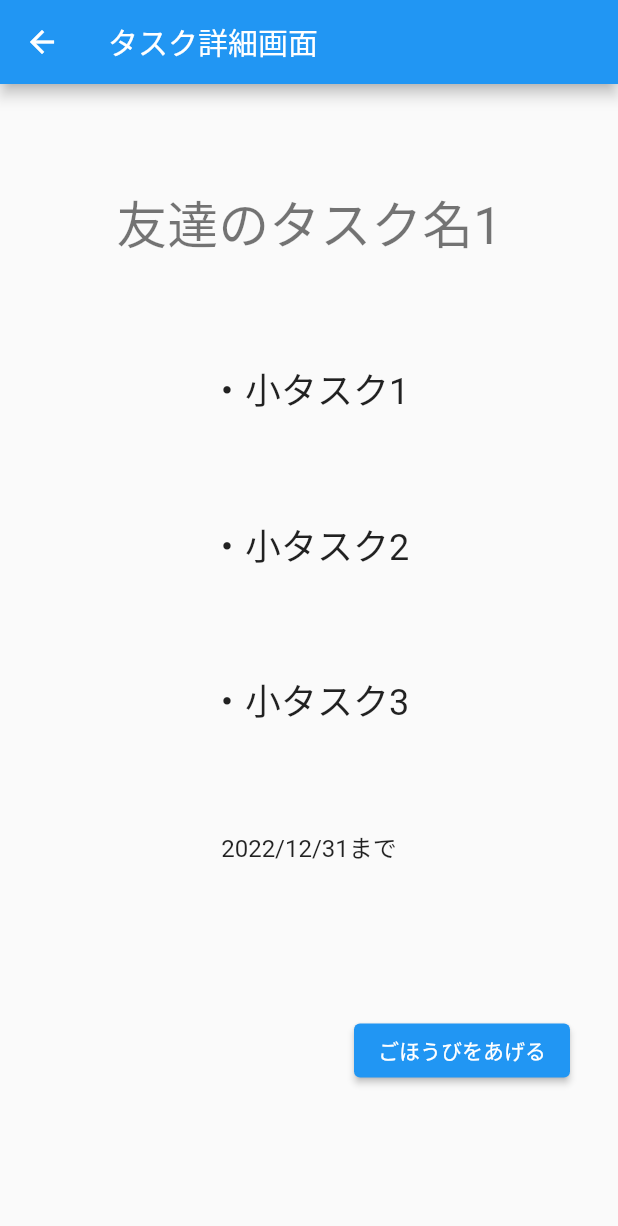
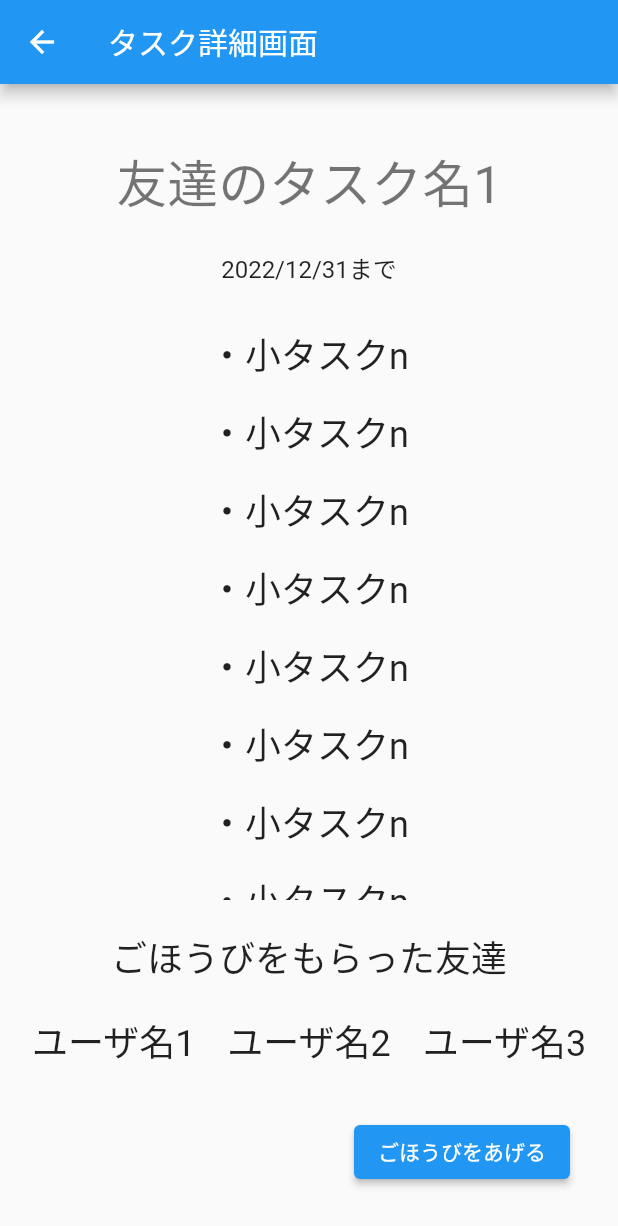
Before and after one commit to momomomo111/friend_task_share, a Flutter app: the DetailScreen screen opened by its route, on a phone screen of 412 x 824 dp. Shown: the top 1226 px of the screen. Run offline on Flutter 3.47's test engine with Material 2 defaults, Android fonts, the phone set to English and light mode, and no system bars; our stand-ins replace auto_route, flutter_signin_button, hooks_riverpod.

Commit message:
[update] View friends who have received a reward
ごほうびをもらった友達を表示

```diff
--- a/lib/ui/detail_screen.dart
+++ b/lib/ui/detail_screen.dart
@@ -19,11 +19,36 @@ class DetailScreen extends HookConsumerWidget {
         child: Column(
           mainAxisAlignment: MainAxisAlignment.spaceEvenly,
           children: <Widget>[
+            const SizedBox(height: 40),
             Text(taskNames[0], style: Theme.of(context).textTheme.headline4),
-            Text('・小タスク1', style: Theme.of(context).textTheme.headline5),
-            Text('・小タスク2', style: Theme.of(context).textTheme.headline5),
-            Text('・小タスク3', style: Theme.of(context).textTheme.headline5),
+            const SizedBox(height: 20),
             Text('2022/12/31まで', style: Theme.of(context).textTheme.subtitle1),
+            const SizedBox(height: 20),
+            Expanded(
+              child: ListView.builder(
+                itemCount: 10,
+                itemBuilder: (BuildContext context, int index) {
+                  return Center(
+                    child: Padding(
+                      padding: const EdgeInsets.all(8.0),
+                      child: Text('・小タスクn',
+                          style: Theme.of(context).textTheme.headline5),
+                    ),
+                  );
+                },
+              ),
+            ),
+            const SizedBox(height: 20),
+            Text('ごほうびをもらった友達', style: Theme.of(context).textTheme.headline5),
+            const SizedBox(height: 20),
+            Row(
+              mainAxisAlignment: MainAxisAlignment.spaceEvenly,
+              children: <Widget>[
+                Text('ユーザ名1', style: Theme.of(context).textTheme.headline5),
+                Text('ユーザ名2', style: Theme.of(context).textTheme.headline5),
+                Text('ユーザ名3', style: Theme.of(context).textTheme.headline5),
+              ],
+            ),
             Padding(
               padding: const EdgeInsets.all(32.0),
               child: Align(
```
